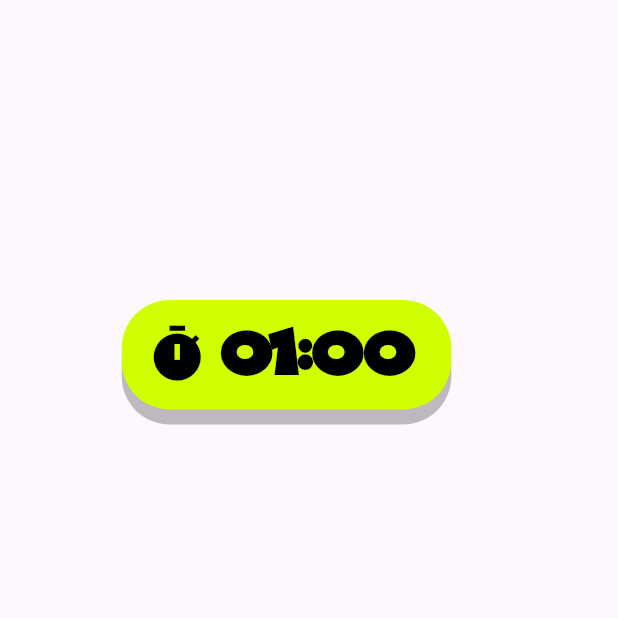
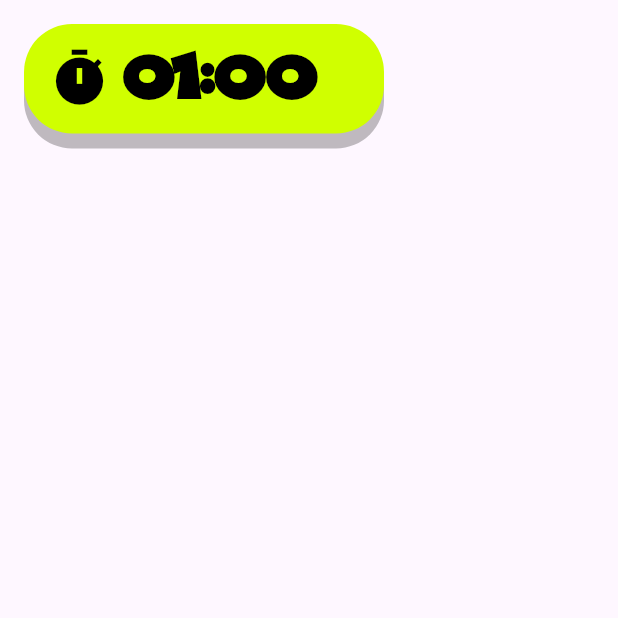
Before and after one commit to romanejaquez/monstershooting, a Flutter app: the GamePage screen opened by its route, on a phone screen of 412 x 824 dp, the top half of it. Run offline on Flutter 3.47's test engine with Material 3 defaults, Android fonts, the phone set to English and light mode, and no system bars; our stand-ins replace flutter_animate, flutter_riverpod, flutter_svg, rive; statements that could not run were skipped.

Commit message:
fix issues

```diff
--- a/lib/pages/game_page.dart
+++ b/lib/pages/game_page.dart
@@ -50,11 +50,7 @@ class GamePageState extends ConsumerState<GamePage> {
             onTimeUp: _onTimeUp,
           );
     } else if (gameMode == GameMode.whack) {
-      ref
-          .read(gameLogicProvider)
-          .startWhackMode(
-            onTimeUp: _onTimeUp,
-          );
+      ref.read(gameLogicProvider).startWhackMode(onTimeUp: _onTimeUp);
     }
   }
 
@@ -100,13 +96,27 @@ class GamePageState extends ConsumerState<GamePage> {
             alignment: Alignment.topLeft,
             child: Column(
               mainAxisSize: MainAxisSize.min,
+              crossAxisAlignment: CrossAxisAlignment.start,
               children: [
-                SizedBox(
-                  width: 350,
-                  height: 200,
-                  child: ShootingBannerWidget(anim: MonsterAnimations.red),
+                const MonsterTimer(),
+
+                Consumer(
+                  builder: (context, ref, child) {
+                    final gameMode = ref.read(selectedGameModeProvider);
+
+                    if (gameMode == GameMode.mob) {
+                      return SizedBox(
+                        width: 350,
+                        height: 180,
+                        child: ShootingBannerWidget(
+                          anim: MonsterAnimations.red,
+                        ),
+                      );
+                    }
+
+                    return const SizedBox.shrink();
+                  },
                 ),
-                const MonsterTimer(),
               ],
             ),
           ),
--- a/lib/pages/game_page_mob_mode.dart
+++ b/lib/pages/game_page_mob_mode.dart
@@ -25,7 +25,9 @@ class GamePageMobModeState extends ConsumerState<GamePageMobMode> {
 
   @override
   void dispose() {
-    _gameLogicService.stopMobMode();
+    Future.microtask(() {
+      _gameLogicService.stopMobMode();
+    });
     super.dispose();
   }
 
--- a/lib/pages/game_page_whack_mode.dart
+++ b/lib/pages/game_page_whack_mode.dart
@@ -22,7 +22,9 @@ class GamePageWhackModeState extends ConsumerState<GamePageWhackMode> {
 
   @override
   void dispose() {
-    _gameLogicService.stopWhackMode();
+    Future.microtask(() {
+      _gameLogicService.stopWhackMode();
+    });
     super.dispose();
   }
 
--- a/lib/widgets/monster_timer.dart
+++ b/lib/widgets/monster_timer.dart
@@ -16,13 +16,16 @@ class MonsterTimer extends ConsumerWidget {
     final seconds = ref.watch(gameTimerProvider);
     final label = _format(seconds);
 
-    return Stack(
+    return Container(
+      margin: const EdgeInsets.only(top: 16, left: 16),
+
+      child: Stack(
         children: [
           // Shadow layer
           Transform.translate(
             offset: const Offset(0, 10),
             child: Container(
-            margin: const EdgeInsets.only(left: 32),
+              constraints: BoxConstraints(minWidth: 240, maxWidth: 240),
               padding: const EdgeInsets.symmetric(horizontal: 16, vertical: 8),
               decoration: BoxDecoration(
                 color: Colors.black.withValues(alpha: .25),
@@ -33,7 +36,8 @@ class MonsterTimer extends ConsumerWidget {
           ),
           // Foreground layer
           Container(
-          margin: const EdgeInsets.only(left: 32),
+            alignment: Alignment.center,
+            constraints: BoxConstraints(minWidth: 240, maxWidth: 240),
             padding: const EdgeInsets.symmetric(horizontal: 16, vertical: 8),
             decoration: BoxDecoration(
               color: const Color(0xFFD0FF00),
@@ -42,6 +46,7 @@ class MonsterTimer extends ConsumerWidget {
             child: _timerRow(label, Colors.black),
           ),
         ],
+      ),
     );
   }
 
@@ -51,12 +56,15 @@ class MonsterTimer extends ConsumerWidget {
       children: [
         Icon(Icons.timer, size: 42, color: color),
         const SizedBox(width: 8),
-        Text(
+        Expanded(
+          child: Text(
             label,
+            textAlign: TextAlign.left,
             style: TextStyle(
               fontWeight: FontWeight.bold,
               color: color,
               fontSize: 40,
+            ),
           ),
         ),
         const SizedBox(width: 8),
--- a/lib/widgets/score_board_wrapper.dart
+++ b/lib/widgets/score_board_wrapper.dart
@@ -10,7 +10,7 @@ class ScoreBoardWrapper extends StatelessWidget {
   Widget build(BuildContext context) {
     return SizedBox(
       width: 350,
-      height: 200,
+      height: 120,
       child: Consumer(
         builder: (context, ref, child) {
           double score = ref.watch(gameScoreProvider);
```
Lines whose indentation alone changed are shown as unchanged.
